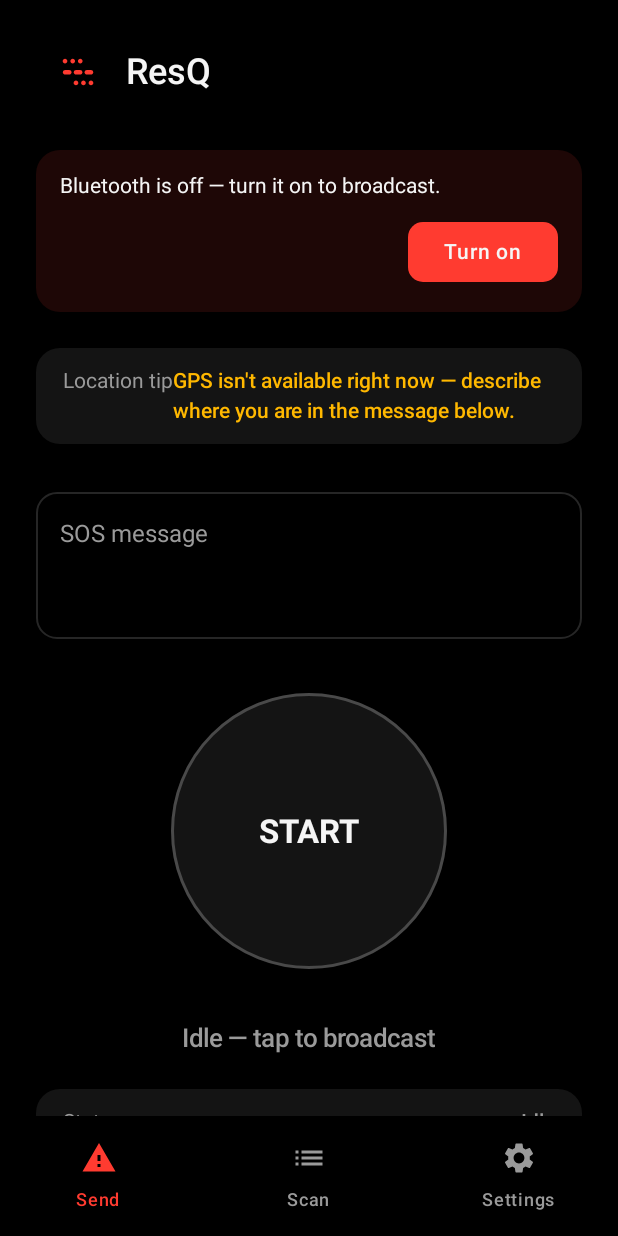
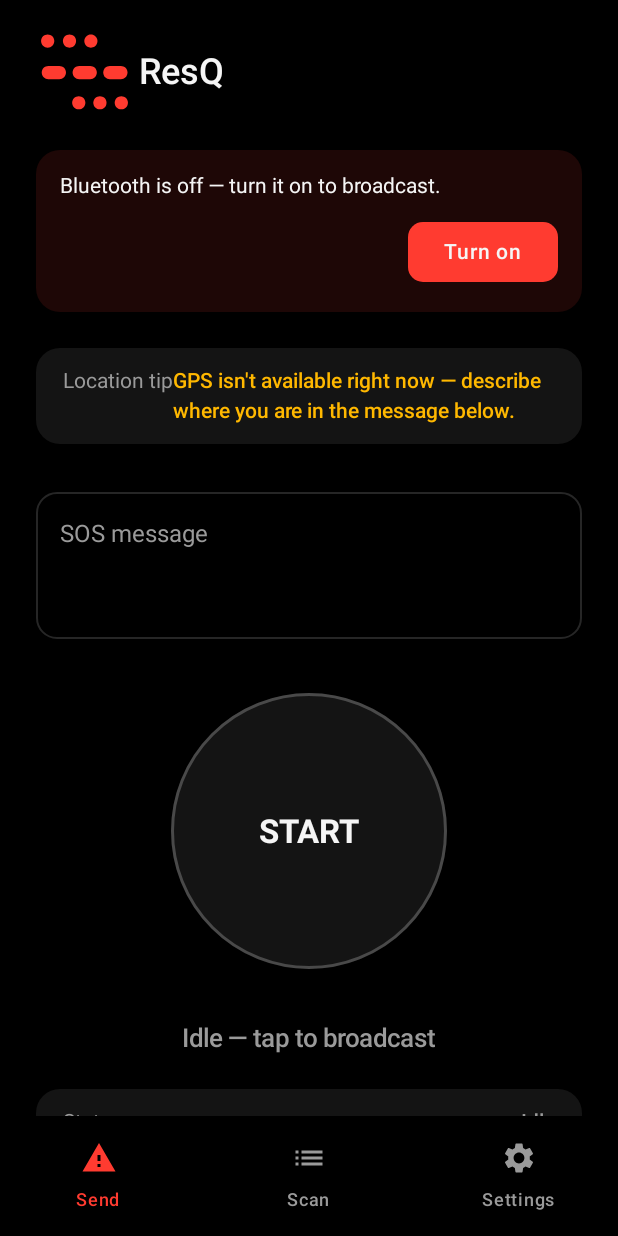
Before and after one commit to JasonKyawLab/ResQ, an Android app built with Jetpack Compose: the screen it shows after launch (MainActivity), on a phone screen of 412 x 824 dp. Run offline under Robolectric (Android 15) with nearby library versions, the phone set to English and light mode, and no system bars.

Commit message:
Fix large perceived gap between header logo and wordmark
The actual cause of "feels far apart" wasn't the Row's spacing (4dp) -
it was that ic_launcher_foreground.xml carries deliberate padding for
the adaptive-icon safe zone, so the visible dots only filled a small
fraction of AppMark's box, making the real gap to the text look much
bigger than 4dp.

Added ic_app_mark.xml: the same mark, cropped tight to its own bounding
box (viewport shrunk from 108x108 to 44x38, same coordinates shifted
into it) with no safe-zone padding, since a flat in-app Image has no OS
masking to protect against. AppMark now draws that instead, sized by
height with width derived from its own aspect ratio rather than forced
into a square. Verified side-by-side with the wordmark before committing.

```diff
--- a/app/src/main/java/com/resq/app/ui/components/AppMark.kt
+++ b/app/src/main/java/com/resq/app/ui/components/AppMark.kt
@@ -1,39 +1,35 @@
 package com.resq.app.ui.components
 
 import androidx.compose.foundation.Image
-import androidx.compose.foundation.background
-import androidx.compose.foundation.layout.size
-import androidx.compose.foundation.shape.RoundedCornerShape
+import androidx.compose.foundation.layout.height
+import androidx.compose.foundation.layout.width
 import androidx.compose.runtime.Composable
 import androidx.compose.ui.Modifier
-import androidx.compose.ui.draw.clip
 import androidx.compose.ui.res.painterResource
 import androidx.compose.ui.unit.Dp
 import androidx.compose.ui.unit.dp
 import com.resq.app.R
-import com.resq.app.ui.theme.OledBlack
 
 /**
- * The app's launcher mark (the SOS morse symbol), reusable wherever the
- * wordmark needs a visual anchor next to it — e.g. the Sender screen's
- * header. Draws [R.drawable.ic_launcher_foreground] directly rather than
- * `R.mipmap.ic_launcher`: the mipmap resolves to an `AdaptiveIconDrawable`
- * on API 26+, which `painterResource` doesn't reliably render, whereas
- * the plain foreground/background vector drawables are ordinary
- * VectorDrawables on every API level this app supports.
+ * The app's mark (the SOS morse symbol), reusable wherever the wordmark
+ * needs a visual anchor next to it — e.g. the Sender screen's header.
  *
- * Backed with [OledBlack] specifically, not a surface/card tone — this
- * sits directly on the screen's own pure-black background, so anything
- * lighter reads as a visible, unintended box around it.
+ * Draws [R.drawable.ic_app_mark], a copy of the launcher icon's mark
+ * cropped tight to its own bounding box, not the launcher icon itself:
+ * the launcher version carries deliberate padding for the adaptive-icon
+ * safe zone (so OS masking never clips it), which is exactly wasted
+ * space once this is a flat in-app image with no masking to worry
+ * about — it just reads as a large, unwanted gap to whatever sits next
+ * to it. No background/clip here either, for the same reason: this
+ * sits directly on the screen's own pure-black background, so any
+ * backing tone or shape would show as an unintended box around it.
  */
 @Composable
-fun AppMark(modifier: Modifier = Modifier, size: Dp = 44.dp) {
+fun AppMark(modifier: Modifier = Modifier, height: Dp = 56.dp) {
+    val width = height * (44f / 38f) // matches ic_app_mark's own 44x38 aspect ratio
     Image(
-        painter = painterResource(R.drawable.ic_launcher_foreground),
+        painter = painterResource(R.drawable.ic_app_mark),
         contentDescription = null,
-        modifier = modifier
-            .size(size)
-            .clip(RoundedCornerShape(size / 4))
-            .background(OledBlack),
+        modifier = modifier.width(width).height(height),
     )
 }
--- a/app/src/main/java/com/resq/app/ui/sender/SenderScreen.kt
+++ b/app/src/main/java/com/resq/app/ui/sender/SenderScreen.kt
@@ -90,7 +90,7 @@ private fun SenderScreen(
             verticalAlignment = Alignment.CenterVertically,
             horizontalArrangement = Arrangement.spacedBy(4.dp),
         ) {
-            AppMark(size = 56.dp)
+            AppMark()
             Text(
                 text = "ResQ",
                 style = MaterialTheme.typography.headlineMedium,
--- /dev/null
+++ b/app/src/main/res/drawable/ic_app_mark.xml
@@ -0,0 +1,26 @@
+<?xml version="1.0" encoding="utf-8"?>
+<!--
+  Same SOS morse mark as ic_launcher_foreground.xml, but cropped tight
+  to the mark's own bounding box instead of padded for the adaptive-icon
+  safe zone. The launcher icon needs that padding so OS masking never
+  clips it; an in-app Image (AppMark) displayed flat has no masking to
+  worry about, so that same padding just reads as a big empty gap
+  between the mark and whatever text sits next to it. Coordinates here
+  are the launcher version's, shifted by (-32, -35) into this tighter
+  44x38 viewport — same mark, no wasted canvas.
+-->
+<vector xmlns:android="http://schemas.android.com/apk/res/android"
+    android:width="44dp"
+    android:height="38dp"
+    android:viewportWidth="44"
+    android:viewportHeight="38">
+    <path android:pathData="M5.3,5m-3,0a3,3 0,1 0,6 0a3,3 0,1 0,-6 0" android:fillColor="#FFFF3B30" />
+    <path android:pathData="M15.2,5m-3,0a3,3 0,1 0,6 0a3,3 0,1 0,-6 0" android:fillColor="#FFFF3B30" />
+    <path android:pathData="M24.9,5m-3,0a3,3 0,1 0,6 0a3,3 0,1 0,-6 0" android:fillColor="#FFFF3B30" />
+    <path android:pathData="M5.6,16.3h5a3,3 0,0 1,0 6h-5a3,3 0,0 1,0 -6z" android:fillColor="#FFFF3B30" />
+    <path android:pathData="M19.6,16.3h5a3,3 0,0 1,0 6h-5a3,3 0,0 1,0 -6z" android:fillColor="#FFFF3B30" />
+    <path android:pathData="M33.5,16.3h5a3,3 0,0 1,0 6h-5a3,3 0,0 1,0 -6z" android:fillColor="#FFFF3B30" />
+    <path android:pathData="M19.4,33m-3,0a3,3 0,1 0,6 0a3,3 0,1 0,-6 0" android:fillColor="#FFFF3B30" />
+    <path android:pathData="M29,33m-3,0a3,3 0,1 0,6 0a3,3 0,1 0,-6 0" android:fillColor="#FFFF3B30" />
+    <path android:pathData="M38.7,33m-3,0a3,3 0,1 0,6 0a3,3 0,1 0,-6 0" android:fillColor="#FFFF3B30" />
+</vector>
```
